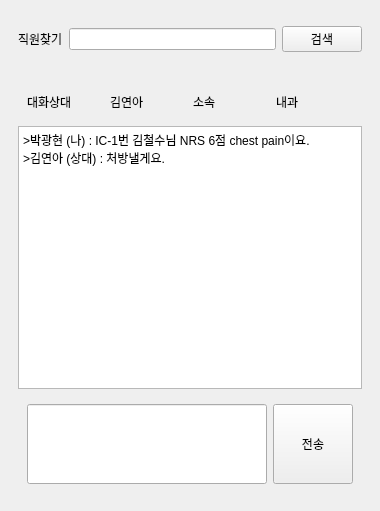
First picture: the form in Client/ui/ui_chat_room.ui, repository EON-DC/mini_emr, before the edit.
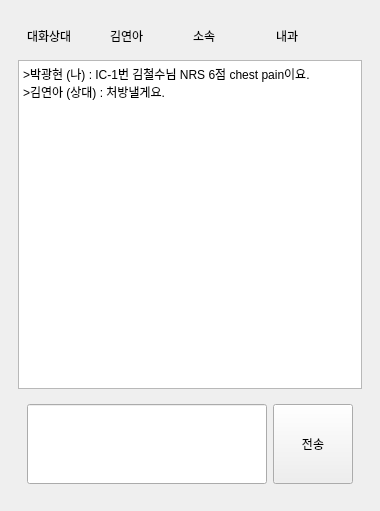
Second picture: the form after the edit.

```diff
--- a/Client/ui/ui_chat_room.ui
+++ b/Client/ui/ui_chat_room.ui
@@ -21,35 +21,6 @@
   </property>
   <widget class="QWidget" name="centralwidget">
    <layout class="QVBoxLayout" name="verticalLayout_2">
-    <item>
-     <widget class="QWidget" name="widget_2" native="true">
-      <property name="minimumSize">
-       <size>
-        <width>0</width>
-        <height>60</height>
-       </size>
-      </property>
-      <layout class="QHBoxLayout" name="horizontalLayout_3">
-       <item>
-        <widget class="QLabel" name="label_4">
-         <property name="text">
-          <string>직원찾기</string>
-         </property>
-        </widget>
-       </item>
-       <item>
-        <widget class="QLineEdit" name="lineEdit_2"/>
-       </item>
-       <item>
-        <widget class="QPushButton" name="pushButton_2">
-         <property name="text">
-          <string>검색</string>
-         </property>
-        </widget>
-       </item>
-      </layout>
-     </widget>
-    </item>
     <item>
      <widget class="QWidget" name="widget" native="true">
       <layout class="QVBoxLayout" name="verticalLayout">
```
